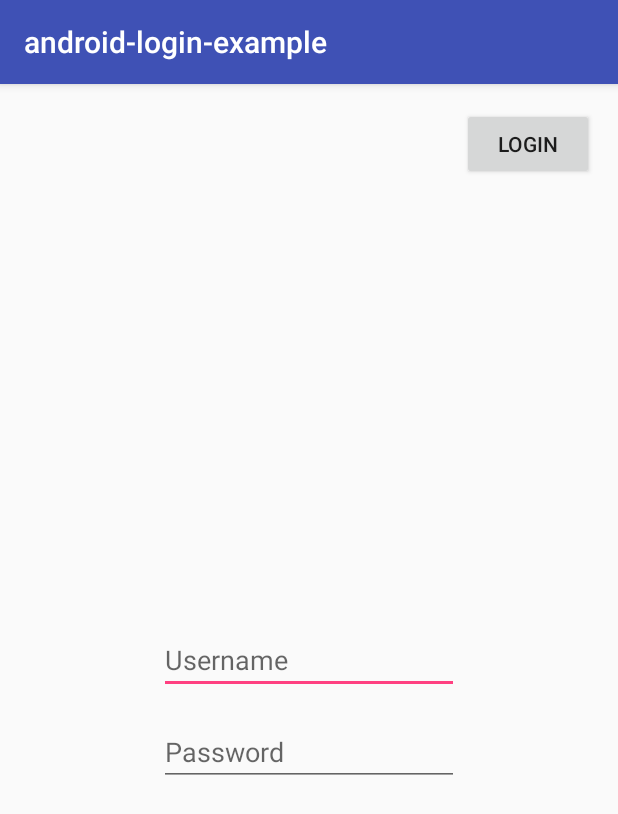
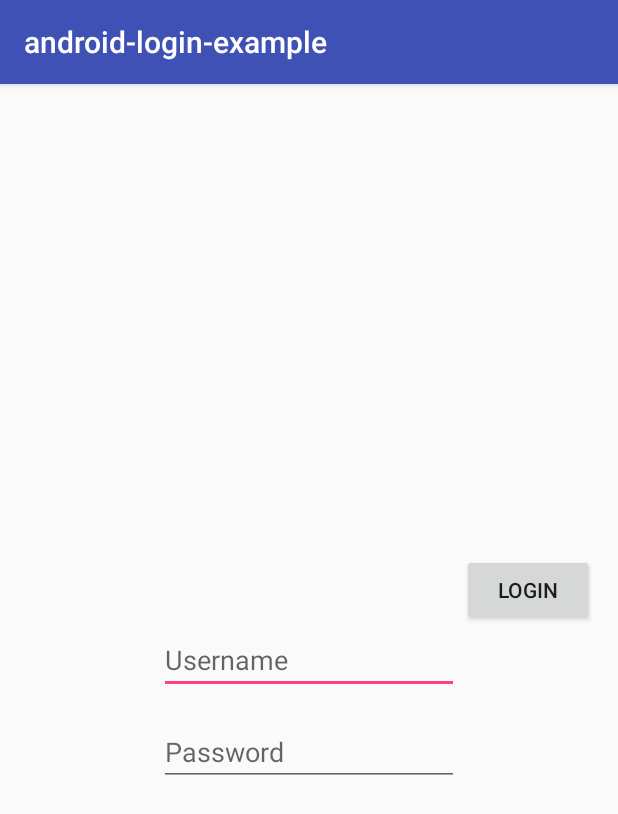
Before and after one commit to IntrepidPursuits/android-auth-client, an Android app: the screen it shows after launch (ExampleLoginActivity), on a phone screen of 412 x 824 dp. Shown: the top 814 px of the screen. Run offline under Robolectric (Android 15) with nearby library versions, the phone set to English and light mode, and no system bars; our stand-ins replace ButterKnife, RxJava, Timber; libraries missing offline, so code that uses them is left out: com.jakewharton.rxbinding2; 2 statements that could not run were skipped.

```diff
--- a/app/src/main/java/io/intrepid/androidlogin/example/ExampleLoginActivity.java
+++ b/app/src/main/java/io/intrepid/androidlogin/example/ExampleLoginActivity.java
@@ -14,7 +14,6 @@ import com.jakewharton.rxbinding2.widget.TextViewTextChangeEvent;
 
 import butterknife.BindView;
 import butterknife.ButterKnife;
-import butterknife.OnClick;
 import io.intrepid.androidlogin.R;
 import io.reactivex.Observable;
 
@@ -27,6 +26,7 @@ public class ExampleLoginActivity extends AppCompatActivity implements ExampleLo
     @BindView(R.id.login_button)
     Button loginButton;
 
+    @SuppressWarnings("unused")
     private ExampleLoginContract.Presenter presenter;
 
     @Override
--- a/app/src/main/java/io/intrepid/androidlogin/example/ExampleLoginContract.java
+++ b/app/src/main/java/io/intrepid/androidlogin/example/ExampleLoginContract.java
@@ -1,20 +1,10 @@
 package io.intrepid.androidlogin.example;
 
-import com.jakewharton.rxbinding2.widget.TextViewTextChangeEvent;
+import io.intrepid.login.basic.BasicLoginView;
 
-import io.intrepid.login.base.LoginView;
-import io.intrepid.login.basic.BasicLoginView;
-import io.reactivex.Observable;
-
+@SuppressWarnings("unused")
 interface ExampleLoginContract {
     interface View extends BasicLoginView {
-
-        Observable<TextViewTextChangeEvent> getUsernameTextFieldObservable();
-
-        Observable<TextViewTextChangeEvent> getPasswordTextFieldObservable();
-
-        Observable<Object> getLoginButtonObservable();
-
         void showToast(String msg);
     }
 
--- a/app/src/main/java/io/intrepid/androidlogin/model/LoginCredentials.java
+++ b/app/src/main/java/io/intrepid/androidlogin/model/LoginCredentials.java
@@ -2,7 +2,9 @@ package io.intrepid.androidlogin.model;
 
 public class LoginCredentials {
 
+    @SuppressWarnings("unused")
     public String email;
+    @SuppressWarnings("unused")
     public String password;
 
     public LoginCredentials(String email, String password) {
--- a/app/src/main/java/io/intrepid/androidlogin/model/ResponseWrapper.java
+++ b/app/src/main/java/io/intrepid/androidlogin/model/ResponseWrapper.java
@@ -1,6 +1,6 @@
 package io.intrepid.androidlogin.model;
 
 public class ResponseWrapper<T> {
-
+    @SuppressWarnings("unused")
     public T payload;
 }
--- a/app/src/main/java/io/intrepid/androidlogin/model/User.java
+++ b/app/src/main/java/io/intrepid/androidlogin/model/User.java
@@ -1,6 +1,8 @@
 package io.intrepid.androidlogin.model;
 
 public class User {
+    @SuppressWarnings("unused")
     public String name;
+    @SuppressWarnings("unused")
     public String email;
 }
--- a/app/src/main/res/layout/activity_example.xml
+++ b/app/src/main/res/layout/activity_example.xml
@@ -10,7 +10,7 @@
         android:layout_width="200dp"
         android:layout_height="wrap_content"
         android:layout_centerInParent="true"
-        android:hint="Username"
+        android:hint="@string/username"
         android:imeOptions="actionNext"
         android:inputType="textEmailAddress"
         />
@@ -22,7 +22,7 @@
         android:layout_below="@id/username_field"
         android:layout_centerInParent="true"
         android:layout_marginTop="16dp"
-        android:hint="Password"
+        android:hint="@string/password"
         android:imeOptions="actionDone"
         android:inputType="textPassword"
         />
@@ -31,9 +31,10 @@
         android:id="@+id/login_button"
         android:layout_width="wrap_content"
         android:layout_height="wrap_content"
+        android:layout_above="@id/username_field"
         android:layout_alignParentEnd="true"
         android:layout_marginEnd="16dp"
         android:layout_marginTop="16dp"
-        android:text="login"
+        android:text="@string/login"
         />
 </RelativeLayout>
--- a/app/src/main/res/values/strings.xml
+++ b/app/src/main/res/values/strings.xml
@@ -1,3 +1,6 @@
 <resources>
     <string name="app_name">android-login-example</string>
+    <string name="username">Username</string>
+    <string name="password">Password</string>
+    <string name="login">login</string>
 </resources>
--- a/login/src/main/java/io/intrepid/login/base/LoginFlowManager.java
+++ b/login/src/main/java/io/intrepid/login/base/LoginFlowManager.java
@@ -1,7 +1,6 @@
 package io.intrepid.login.base;
 
 import android.support.annotation.NonNull;
-import android.util.Log;
 
 import io.reactivex.Observable;
 import io.reactivex.Scheduler;
--- a/login/src/main/java/io/intrepid/login/base/LoginView.java
+++ b/login/src/main/java/io/intrepid/login/base/LoginView.java
@@ -1,7 +1,10 @@
 package io.intrepid.login.base;
 
+import io.reactivex.Observable;
+
 /**
- * Base View interface that all login views inherit from.
+ * Base Login View interface that all login views inherit from.
  **/
 public interface LoginView {
+    Observable<Object> getLoginButtonObservable();
 }
--- a/login/src/main/java/io/intrepid/login/basic/BasicLoginFlowManager.java
+++ b/login/src/main/java/io/intrepid/login/basic/BasicLoginFlowManager.java
@@ -19,9 +19,9 @@ public final class BasicLoginFlowManager<T, V extends BasicLoginView> extends Lo
     private String username;
     private String password;
     @Nullable
-    private ValidationRule usernameValidationRule;
+    private final ValidationRule usernameValidationRule;
     @Nullable
-    private ValidationRule passwordValidationRule;
+    private final ValidationRule passwordValidationRule;
 
     private BasicLoginFlowManager(Builder<T, V> builder) {
         super(builder);
--- a/login/src/main/java/io/intrepid/login/validation/NonEmptyValidationRule.java
+++ b/login/src/main/java/io/intrepid/login/validation/NonEmptyValidationRule.java
@@ -1,6 +1,6 @@
 package io.intrepid.login.validation;
 
-public class NonEmptyValidationRule extends ValidationRule {
+public class NonEmptyValidationRule extends ValidationRule<ValidationCallbacks> {
 
     public NonEmptyValidationRule() {
     }
--- a/login/src/main/java/io/intrepid/login/validation/ValidationRule.java
+++ b/login/src/main/java/io/intrepid/login/validation/ValidationRule.java
@@ -1,14 +1,14 @@
 package io.intrepid.login.validation;
 
-public abstract class ValidationRule {
+public abstract class ValidationRule<V extends ValidationCallbacks> {
 
-    protected ValidationCallbacks validationCallbacks;
+    protected V validationCallbacks;
 
     protected ValidationRule() {
 
     }
 
-    protected ValidationRule(ValidationCallbacks validationCallbacks) {
+    protected ValidationRule(V validationCallbacks) {
         this.validationCallbacks = validationCallbacks;
     }
 
```
Also changed, not shown: app/src/main/java/io/intrepid/androidlogin/example/ExampleLoginPresenter.java (+4 -4 lines), app/src/main/java/io/intrepid/androidlogin/rest/RetrofitClient.java (+3 -10 lines), login/src/main/java/io/intrepid/login/basic/BasicLoginView.java (+7 -0 lines).
